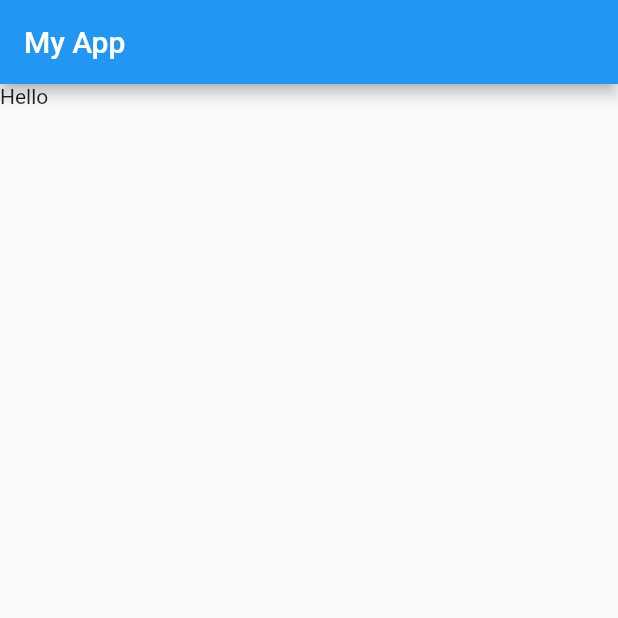
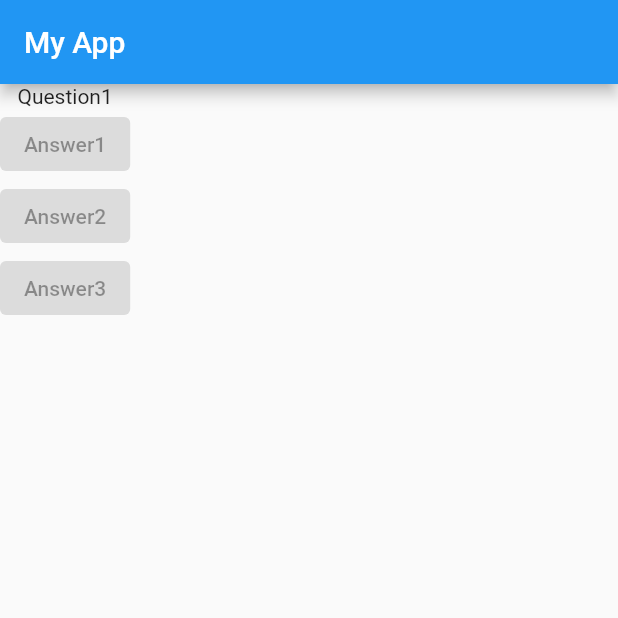
Before and after one commit to hey-ak/FlutterProjects, a Flutter app: the screen it shows after launch, on a phone screen of 412 x 824 dp, the top half of it. Run offline on Flutter 3.47's test engine with Material 2 defaults, Android fonts, the phone set to English and light mode, and no system bars.

Commit message:
Added Buttons And Column Widget

```diff
--- a/lib/main.dart
+++ b/lib/main.dart
@@ -12,7 +12,16 @@ class MyApp extends StatelessWidget {
         appBar: AppBar(
           title: Text("My App"),
         ),
-        body: Text("Hello "),
+        body: Column(
+          children: [
+            Text("Question1"),
+            ElevatedButton(onPressed:null , child: Text("Answer1"),),
+            ElevatedButton(onPressed:null , child: Text("Answer2"),),
+            ElevatedButton(onPressed:null , child: Text("Answer3"),),
+
+          ],
+
+        ),
       ),
     );
   }
```
